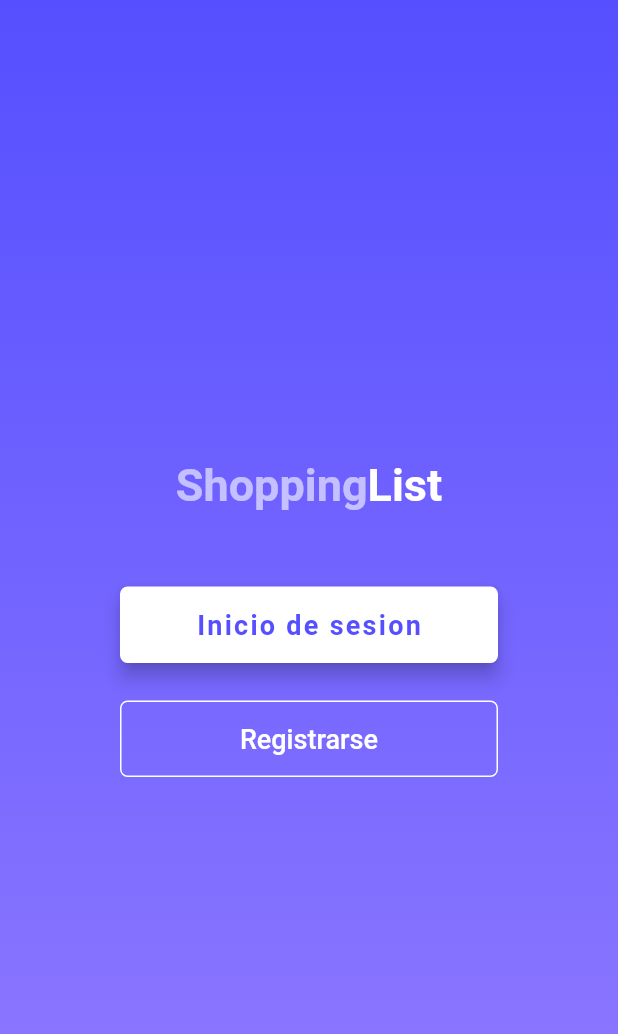
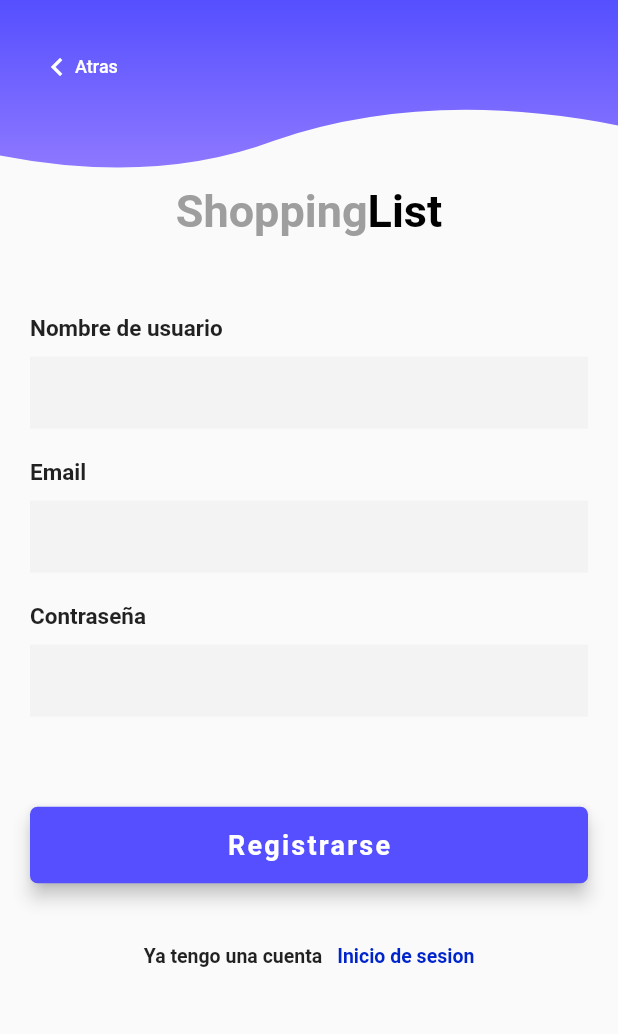
Before and after one commit to LucasGomezLG/shopping_list, a Flutter app: the screen it shows after launch, after a tap on "Registrarse", on a phone screen of 412 x 824 dp. Shown: the top 1034 px of the screen. Run offline on Flutter 3.47's test engine with Material 2 defaults, Android fonts, the phone set to English and light mode, and no system bars; our stand-ins replace flutter_custom_clippers, google_fonts, splashscreen; missing offline and left inert: flutter_auth_buttons.

Commit message:
SingIn and SingUp

```diff
--- a/lib/MainScreens/LogIn/singUp.dart
+++ b/lib/MainScreens/LogIn/singUp.dart
@@ -1,4 +1,14 @@
 import 'package:flutter/material.dart';
+import 'package:flutter_auth_buttons/flutter_auth_buttons.dart';
+import 'package:shopping_list/MainScreens/LogIn/Login.dart';
+import 'package:shopping_list/MainScreens/home.dart';
+import 'package:shopping_list/Utils/TextApp.dart';
+import 'package:shopping_list/Widgets/Design/DesignWidgets.dart';
+import 'package:shopping_list/Widgets/components/buttons/myBackButton.dart';
+import 'package:shopping_list/Widgets/components/buttons/myLoginButton.dart';
+import 'package:shopping_list/Widgets/components/buttons/mySingUpButton.dart';
+import 'package:shopping_list/Widgets/components/containers/containerShape01.dart';
+import 'package:shopping_list/Widgets/components/fields/myFieldForm.dart';
 
 class SingUp extends StatefulWidget {
   @override
@@ -6,8 +16,79 @@ class SingUp extends StatefulWidget {
 }
 
 class _SingUpState extends State<SingUp> {
+  Widget _emailPasswordWidget() {
+    return Column(
+      children: <Widget>[
+        MyFieldForm(tittle: TextApp.USER_NAME),
+        MyFieldForm(tittle: TextApp.EMAIL_ID),
+        MyFieldForm(tittle: TextApp.PASSWORD, isPassword: true),
+      ],
+    );
+  }
+
+  Widget _singUpLabel() {
+    return FlatButton(
+        onPressed: () => Navigator.push(
+            context, MaterialPageRoute(builder: (context) => SingUp())),
+        child: Row(
+          mainAxisAlignment: MainAxisAlignment.center,
+          children: <Widget>[
+            Text(
+              TextApp.I_HAVE_ACCOUNT,
+              style: TextStyle(fontSize: 13, fontWeight: FontWeight.w600),
+            ),
+            SizedBox(
+              width: 10,
+            ),
+            Text(
+              TextApp.LOGIN,
+              style: TextStyle(
+                  color: Theme.of(context).primaryColorDark,
+                  fontSize: 13,
+                  fontWeight: FontWeight.w600),
+            )
+          ],
+        ));
+  }
+
   @override
   Widget build(BuildContext context) {
-    return Container();
+    final height = MediaQuery.of(context).size.height;
+    return SafeArea(
+        child: Scaffold(
+            body: Stack(
+      children: [
+        ContainerShape01(),
+        Container(
+          height: double.infinity,
+          width: double.infinity,
+          padding: EdgeInsets.symmetric(horizontal: 20),
+          child: Column(
+            crossAxisAlignment: CrossAxisAlignment.center,
+            children: [
+              Padding(
+                  padding: EdgeInsets.only(top: height * .15),
+                  child: DesignWidgets.tittleCustomDark()),
+              Padding(
+                padding: EdgeInsets.only(top: height * .05),
+                child: _emailPasswordWidget(),
+              ),
+              MyLoginButton(
+                  text: TextApp.SINGUP,
+                  colorText: Colors.white,
+                  colorButtonBackgroud: Theme.of(context).primaryColor,
+                  widgetToNavigate: Home()),
+              MySingUpButton(
+                firstText: TextApp.I_HAVE_ACCOUNT,
+                secondText: TextApp.LOGIN,
+                secondTextColor: Theme.of(context).primaryColorDark,
+                widgetToNavigate: SingUp(),
+              )
+            ],
+          ),
+        ),
+        Positioned(top: height * .025, child: MyBackButton()),
+      ],
+    )));
   }
 }
--- a/lib/MainScreens/LogIn/welcome.dart
+++ b/lib/MainScreens/LogIn/welcome.dart
@@ -1,5 +1,6 @@
 import 'package:flutter/material.dart';
 import 'package:shopping_list/MainScreens/LogIn/Login.dart';
+import 'package:shopping_list/MainScreens/LogIn/singUp.dart';
 import 'package:shopping_list/Utils/TextApp.dart';
 import 'package:shopping_list/Widgets/Design/DesignWidgets.dart';
 import 'package:shopping_list/Widgets/components/buttons/myLoginButton.dart';
@@ -19,7 +20,8 @@ Widget _singUpButton(BuildContext context) {
         shape: RoundedRectangleBorder(
           borderRadius: BorderRadius.circular(5.0),
         ),
-        onPressed: () => print('boton registrarse pulsado'),
+        onPressed: () => Navigator.push(
+            context, MaterialPageRoute(builder: (context) => SingUp())),
         child: Text(TextApp.SINGUP,
             style: TextStyle(fontSize: 18, color: Colors.white))),
   );
@@ -43,8 +45,11 @@ class _WelcomeState extends State<Welcome> {
             mainAxisAlignment: MainAxisAlignment.center,
             children: [
               DesignWidgets.tittleCustom(),
-              MyLoginButton(TextApp.LOGIN, Theme.of(context).primaryColor,
-                  Colors.white, Login()),
+              MyLoginButton(
+                  text: TextApp.LOGIN,
+                  colorButtonBackgroud: Theme.of(context).primaryColor,
+                  colorText: Colors.white,
+                  widgetToNavigate: Login()),
               _singUpButton(context)
             ],
           ),
--- a/lib/Utils/TextApp.dart
+++ b/lib/Utils/TextApp.dart
@@ -9,4 +9,6 @@ class TextApp {
   static const OR = "o";
   static const GOOGLE_SING = "Iniciar Sesion con Google";
   static const DONT_HAVE_ACCOUNT = "No tienes una cuenta?";
+  static const USER_NAME = "Nombre de usuario";
+  static const I_HAVE_ACCOUNT = "Ya tengo una cuenta";
 }
--- a/lib/Widgets/components/buttons/myLoginButton.dart
+++ b/lib/Widgets/components/buttons/myLoginButton.dart
@@ -1,12 +1,16 @@
 import 'package:flutter/material.dart';
 
 class MyLoginButton extends StatelessWidget {
-  String _text;
-  Color _colorText;
-  Color _colorButtonBackgroud;
-  Widget _widgetToNavigate;
-  MyLoginButton(this._text, this._colorText, this._colorButtonBackgroud,
-      this._widgetToNavigate);
+  final String text;
+  final Color colorText;
+  final Color colorButtonBackgroud;
+  final Widget widgetToNavigate;
+
+  MyLoginButton(
+      {this.text,
+      this.colorText,
+      this.colorButtonBackgroud,
+      this.widgetToNavigate});
 
   @override
   Widget build(BuildContext context) {
@@ -16,15 +20,15 @@ class MyLoginButton extends StatelessWidget {
       child: RaisedButton(
           elevation: 5.0,
           onPressed: () => Navigator.push(context,
-              MaterialPageRoute(builder: (context) => _widgetToNavigate)),
+              MaterialPageRoute(builder: (context) => widgetToNavigate)),
           padding: EdgeInsets.all(15.0),
           shape: RoundedRectangleBorder(
             borderRadius: BorderRadius.circular(5.0),
           ),
-          color: _colorButtonBackgroud,
-          child: Text(_text,
+          color: colorButtonBackgroud,
+          child: Text(text,
               style: TextStyle(
-                  color: _colorText,
+                  color: colorText,
                   letterSpacing: 1.5,
                   fontSize: 18.0,
                   fontWeight: FontWeight.bold))),
--- /dev/null
+++ b/lib/Widgets/components/buttons/mySingUpButton.dart
@@ -0,0 +1,40 @@
+import 'package:flutter/material.dart';
+
+class MySingUpButton extends StatelessWidget {
+  final String firstText;
+  final String secondText;
+  final Color secondTextColor;
+  final Widget widgetToNavigate;
+
+  MySingUpButton(
+      {this.firstText,
+      this.secondText,
+      this.secondTextColor,
+      this.widgetToNavigate});
+
+  @override
+  Widget build(BuildContext context) {
+    return FlatButton(
+        onPressed: () => Navigator.push(
+            context, MaterialPageRoute(builder: (context) => widgetToNavigate)),
+        child: Row(
+          mainAxisAlignment: MainAxisAlignment.center,
+          children: <Widget>[
+            Text(
+              firstText,
+              style: TextStyle(fontSize: 13, fontWeight: FontWeight.w600),
+            ),
+            SizedBox(
+              width: 10,
+            ),
+            Text(
+              secondText,
+              style: TextStyle(
+                  color: secondTextColor,
+                  fontSize: 13,
+                  fontWeight: FontWeight.w600),
+            )
+          ],
+        ));
+  }
+}
--- a/lib/Widgets/components/fields/myFieldForm.dart
+++ b/lib/Widgets/components/fields/myFieldForm.dart
@@ -1,10 +1,10 @@
 import 'package:flutter/material.dart';
 
 class MyFieldForm extends StatelessWidget {
-  String _tittle;
-  bool _isPassword = false;
+  final String tittle;
+  final bool isPassword;
 
-  MyFieldForm(this._tittle, this._isPassword);
+  MyFieldForm({this.tittle, this.isPassword = false});
 
   @override
   Widget build(BuildContext context) {
@@ -14,13 +14,13 @@ class MyFieldForm extends StatelessWidget {
           crossAxisAlignment: CrossAxisAlignment.start,
           children: <Widget>[
             Text(
-              _tittle,
+              tittle,
               style: TextStyle(fontWeight: FontWeight.bold, fontSize: 15),
             ),
             Padding(
               padding: const EdgeInsets.only(top: 10),
               child: TextField(
-                  obscureText: _isPassword,
+                  obscureText: isPassword,
                   decoration: InputDecoration(
                       border: InputBorder.none,
                       fillColor: Color(0xfff3f3f4),
```
Also changed, not shown: lib/MainScreens/LogIn/Login.dart (+16 -7 lines).
